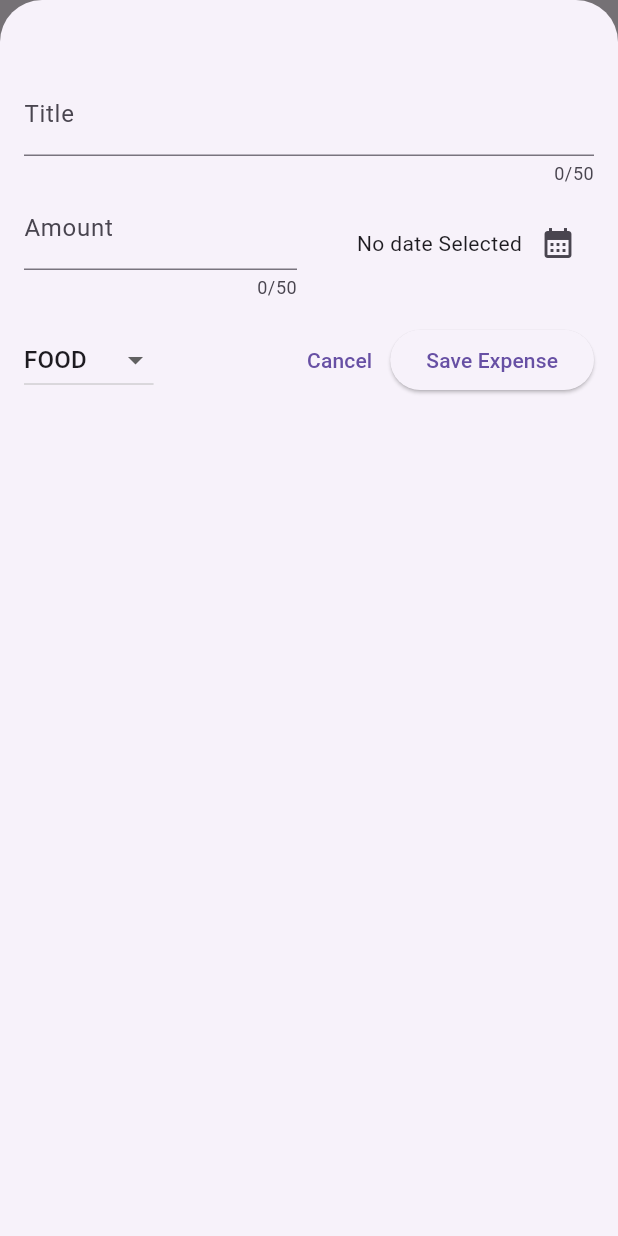
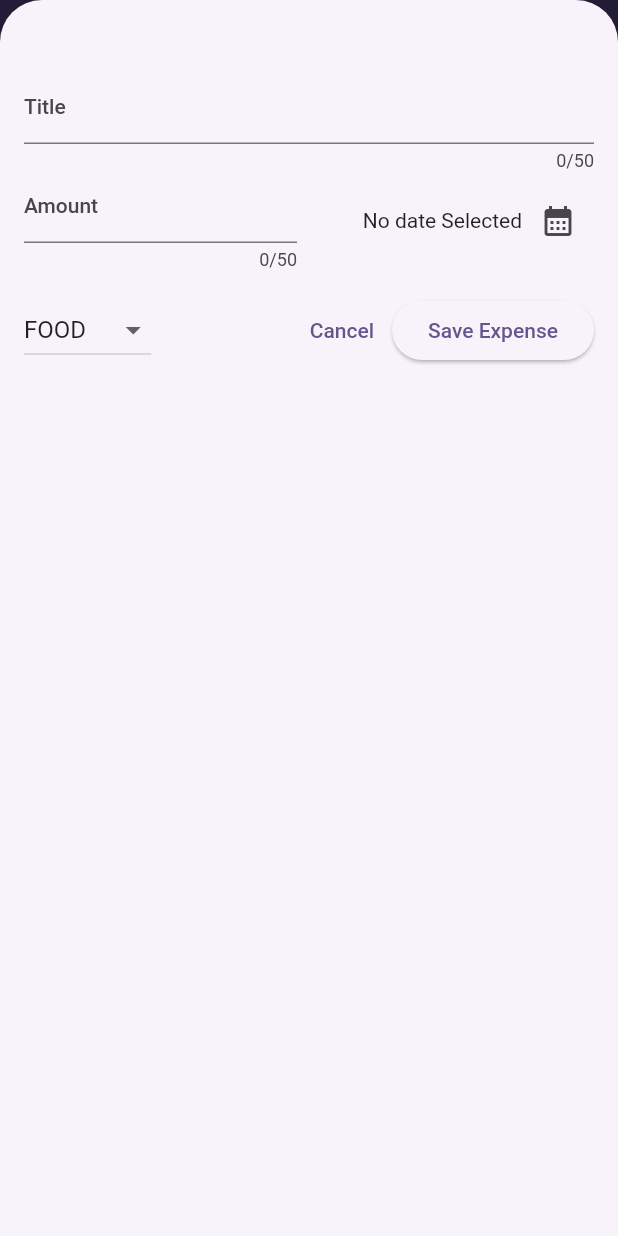
Before and after one commit to vishal-carvia/expense_tracker, a Flutter app: the screen it shows after launch, after a tap on the "add" icon, on a phone screen of 412 x 824 dp. Run offline on Flutter 3.47's test engine with Material 2 defaults, Android fonts, the phone set to English and light mode, and no system bars.

Commit message:
create colorsceme for app

```diff
--- a/lib/main.dart
+++ b/lib/main.dart
@@ -1,9 +1,21 @@
 import 'package:expense_tracker/expenses.dart';
 import 'package:flutter/material.dart';
 
+var kColorScheme =
+    ColorScheme.fromSeed(seedColor: const Color.fromARGB(255, 96, 59, 181));
+
 void main() {
-  runApp(MaterialApp(
-    theme: ThemeData(useMaterial3: true),
-    home: const Expenses(),
-  ));
+  runApp(
+    MaterialApp(
+      theme: ThemeData().copyWith(
+        useMaterial3: true,
+        colorScheme: kColorScheme,
+        appBarTheme: const AppBarTheme().copyWith(
+          backgroundColor: kColorScheme.onPrimaryContainer,
+          foregroundColor: kColorScheme.primaryContainer,
+        ),
+      ),
+      home: const Expenses(),
+    ),
+  );
 }
--- a/lib/widgets/expenses_list/new_expense.dart
+++ b/lib/widgets/expenses_list/new_expense.dart
@@ -6,7 +6,6 @@ class NewExpense extends StatefulWidget {
   final Function(Expense expense) onAddExpense;
 
   @override
-  // ignore: no_logic_in_create_state
   State<NewExpense> createState() {
     return _NewExpenseState();
   }
```
